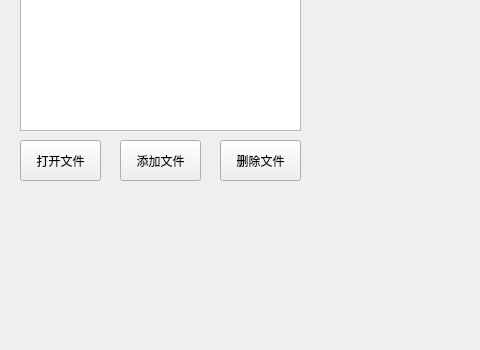
Old version of the form open_files.ui in the repository ValleyQ/Xrename; both pictures show x 0 to 480 and y 250 to 600 of the 800 by 600 pixel window.
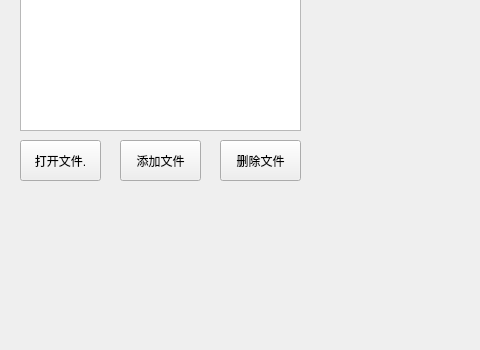
New version of the form.

Commit message: 修改界面布局

```diff
--- a/open_files.ui
+++ b/open_files.ui
@@ -24,7 +24,7 @@
      </rect>
     </property>
     <property name="text">
-     <string>打开文件</string>
+     <string>打开文件.</string>
     </property>
    </widget>
    <widget class="QListView" name="files_list">
```
